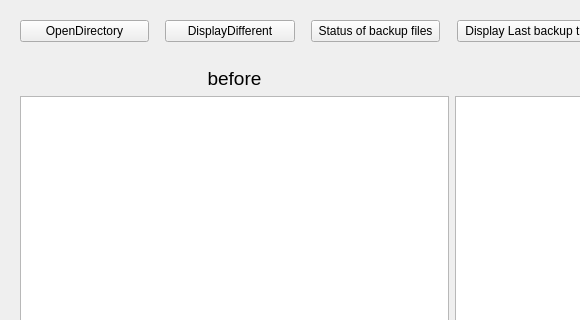
mkzpd/CheckDirectoryAndFileChange, file CheckDirectoryAndFileChange/mywidget.ui: the form before one commit; both pictures show x 0 to 580 and y 0 to 320 of the 904 by 523 pixel window.
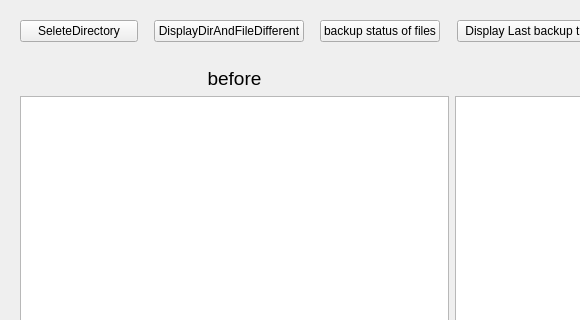
The form after the commit.

```diff
--- a/CheckDirectoryAndFileChange/mywidget.ui
+++ b/CheckDirectoryAndFileChange/mywidget.ui
@@ -20,7 +20,7 @@
       <item>
        <widget class="QPushButton" name="pushButton">
         <property name="text">
-         <string>OpenDirectory</string>
+         <string>SeleteDirectory</string>
         </property>
        </widget>
       </item>
@@ -43,7 +43,7 @@
       <item>
        <widget class="QPushButton" name="pushButton_2">
         <property name="text">
-         <string>DisplayDifferent</string>
+         <string>DisplayDirAndFileDifferent</string>
         </property>
        </widget>
       </item>
@@ -66,7 +66,7 @@
       <item>
        <widget class="QPushButton" name="pushButton_3">
         <property name="text">
-         <string>Status of backup files</string>
+         <string>backup status of files</string>
         </property>
        </widget>
       </item>
```
